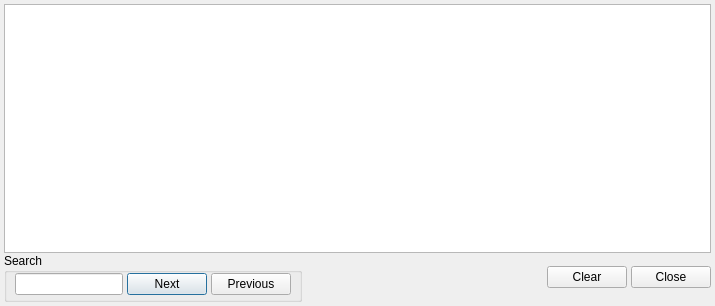
Qt form ui/logger.ui (davvid/git-cola-debian) before a commit.
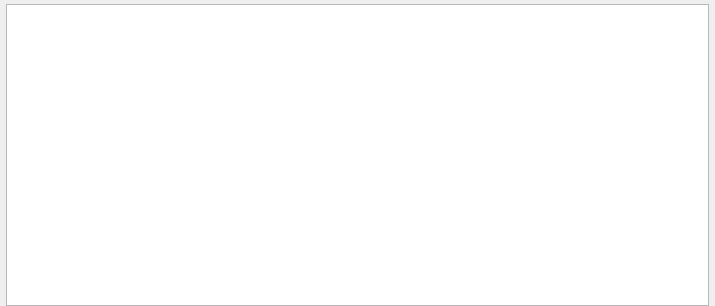
The same form after that commit.

```diff
--- a/ui/logger.ui
+++ b/ui/logger.ui
@@ -1,6 +1,6 @@
 <ui version="4.0" >
  <class>logger</class>
- <widget class="QDialog" name="logger" >
+ <widget class="QWidget" name="logger" >
   <property name="geometry" >
    <rect>
     <x>0</x>
@@ -12,17 +12,23 @@
   <property name="windowTitle" >
    <string/>
   </property>
-  <layout class="QGridLayout" >
-   <property name="horizontalSpacing" >
+  <layout class="QVBoxLayout" name="verticalLayout" >
+   <property name="spacing" >
+    <number>2</number>
+   </property>
+   <property name="leftMargin" >
+    <number>6</number>
+   </property>
+   <property name="topMargin" >
     <number>4</number>
    </property>
-   <property name="verticalSpacing" >
+   <property name="rightMargin" >
+    <number>6</number>
+   </property>
+   <property name="bottomMargin" >
     <number>0</number>
    </property>
-   <property name="margin" >
-    <number>4</number>
-   </property>
-   <item row="0" column="0" colspan="4" >
+   <item>
     <widget class="QTextEdit" name="output_text" >
      <property name="font" >
       <font>
@@ -50,74 +56,6 @@
      </property>
     </widget>
    </item>
-   <item row="1" column="0" >
-    <widget class="QGroupBox" name="groupBox" >
-     <property name="title" >
-      <string>Search</string>
-     </property>
-     <layout class="QHBoxLayout" >
-      <property name="spacing" >
-       <number>4</number>
-      </property>
-      <property name="leftMargin" >
-       <number>8</number>
-      </property>
-      <property name="topMargin" >
-       <number>0</number>
-      </property>
-      <property name="rightMargin" >
-       <number>8</number>
-      </property>
-      <property name="bottomMargin" >
-       <number>4</number>
-      </property>
-      <item>
-       <widget class="QLineEdit" name="search_text" />
-      </item>
-      <item>
-       <widget class="QPushButton" name="next_button" >
-        <property name="text" >
-         <string>Next</string>
-        </property>
-       </widget>
-      </item>
-      <item>
-       <widget class="QPushButton" name="prev_button" >
-        <property name="text" >
-         <string>Previous</string>
-        </property>
-       </widget>
-      </item>
-     </layout>
-    </widget>
-   </item>
-   <item row="1" column="1" >
-    <spacer>
-     <property name="orientation" >
-      <enum>Qt::Horizontal</enum>
-     </property>
-     <property name="sizeHint" stdset="0" >
-      <size>
-       <width>217</width>
-       <height>24</height>
-      </size>
-     </property>
-    </spacer>
-   </item>
-   <item row="1" column="2" >
-    <widget class="QPushButton" name="clear_button" >
-     <property name="text" >
-      <string>Clear</string>
-     </property>
-    </widget>
-   </item>
-   <item row="1" column="3" >
-    <widget class="QPushButton" name="close_button" >
-     <property name="text" >
-      <string>Close</string>
-     </property>
-    </widget>
-   </item>
   </layout>
  </widget>
  <tabstops>
```
Left out of the diff: 20 changed lines with no effect on the pictures.
